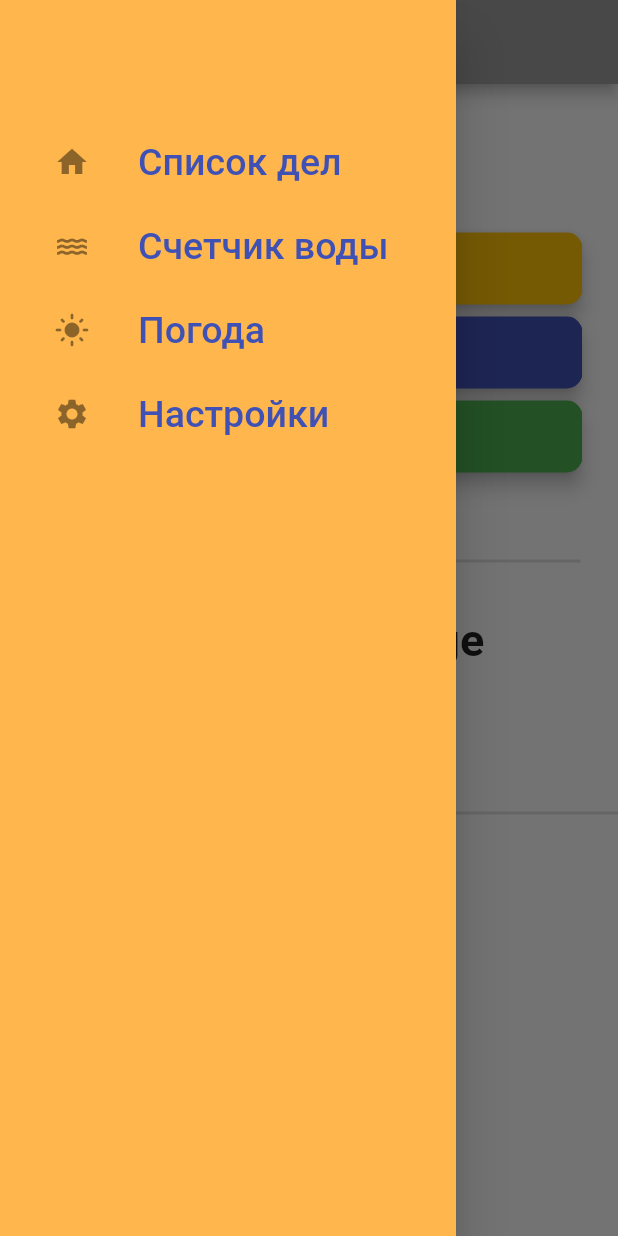
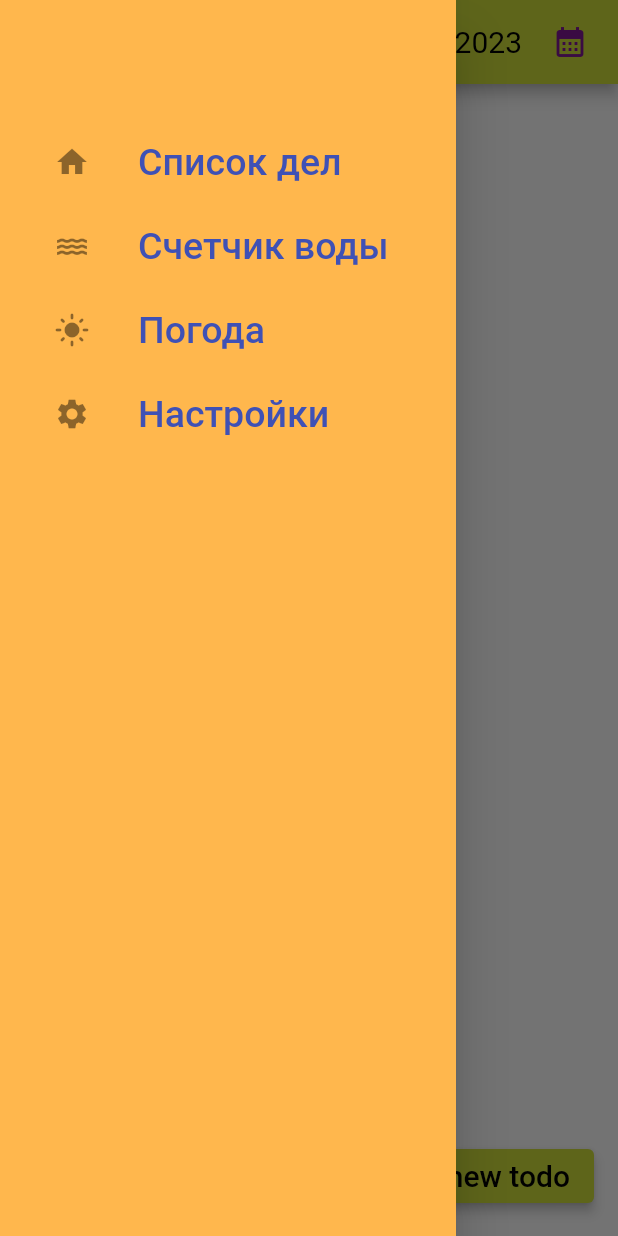
Before and after one commit to Gennadii85/MyFirstPet, a Flutter app: the screen it shows after launch, with the side drawer open, on a phone screen of 412 x 824 dp. Run offline on Flutter 3.47's test engine with Material 2 defaults, Android fonts, the phone set to English and light mode, and no system bars; our stand-ins replace hive_flutter, lite_rolling_switch, percent_indicator, shared_preferences, table_calendar; accounts and stored records are empty.

Commit message:
разбор полетов

```diff
--- a/pet/lib/main.dart
+++ b/pet/lib/main.dart
@@ -1,6 +1,5 @@
 import 'package:flutter/material.dart';
 import 'package:hive_flutter/hive_flutter.dart';
-import 'package:pet/settings.dart';
 import 'package:pet/todo/todolist.dart';
 
 void main() async {
@@ -19,7 +18,7 @@ class MyApp extends StatelessWidget {
     return MaterialApp(
       // debugShowCheckedModeBanner: false,
       theme: ThemeData(primarySwatch: Colors.blueGrey),
-      home: const Settings(),
+      home: const TodoList(),
     );
   }
 }
--- a/pet/lib/settings.dart
+++ b/pet/lib/settings.dart
@@ -10,16 +10,6 @@ class Settings extends StatefulWidget {
 
 class _SettingsState extends State<Settings> {
   var settingTheme = ThemeData(primarySwatch: Colors.grey);
-  String? selectedValue;
-  List<String> list = [
-    'english',
-    'russian',
-  ];
-  @override
-  void initState() {
-    super.initState();
-    selectedValue = list.first;
-  }
 
   setTheme(color) {
     setState(() {
@@ -35,6 +25,23 @@ class _SettingsState extends State<Settings> {
         drawer: const DrawerAppBar(),
         appBar: AppBar(
           title: const Text('Settings'),
+          actions: [
+            Padding(
+              padding: const EdgeInsets.all(10.0),
+              child: FilledButton(
+                  onPressed: () {
+                    // сохранение параметров
+                  },
+                  style: const ButtonStyle(
+                    backgroundColor: MaterialStatePropertyAll<Color>(
+                        Color.fromARGB(255, 93, 151, 199)),
+                  ),
+                  child: const Text(
+                    'Save',
+                    style: TextStyle(color: Colors.black, fontSize: 20),
+                  )),
+            )
+          ],
         ),
         body: Column(
           mainAxisAlignment: MainAxisAlignment.start,
@@ -79,39 +86,6 @@ class _SettingsState extends State<Settings> {
                 thickness: 2,
               ),
             ),
-            const Center(
-              child: Text(
-                'Choose language',
-                style: TextStyle(fontSize: 30, fontWeight: FontWeight.bold),
-              ),
-            ),
-            Padding(
-              padding: const EdgeInsets.all(20.0),
-              child: DropdownButton(
-                value: selectedValue,
-                dropdownColor: settingTheme.primaryColor,
-                isExpanded: false,
-                onChanged: (String? value) {
-                  setState(() {
-                    selectedValue = value!;
-                  });
-                },
-                items: list.map((list) {
-                  return DropdownMenuItem<String>(
-                    alignment: AlignmentDirectional.center,
-                    value: list,
-                    child: Text(
-                      list,
-                      style: const TextStyle(fontSize: 24),
-                    ),
-                  );
-                }).toList(),
-              ),
-            ),
-            const Divider(
-              height: 20,
-              thickness: 2,
-            ),
           ],
         ),
       ),
@@ -142,20 +116,20 @@ class _ColorThemeState extends State<ColorTheme> {
       color: widget.color,
       elevation: 5,
       shape: RoundedRectangleBorder(borderRadius: BorderRadius.circular(10)),
-      child: SizedBox(
-        width: double.infinity,
-        child: TextButton(
-          style: ButtonStyle(
-            backgroundColor: MaterialStatePropertyAll<Color>(widget.color),
+      child: Row(
+        mainAxisAlignment: MainAxisAlignment.spaceBetween,
+        children: [
+          Container(
+            padding: const EdgeInsets.fromLTRB(60, 0, 0, 0),
+            child: Text(widget.namecolor),
           ),
-          onPressed: () {
-            widget.coolbackTheme(widget.color);
-          },
-          child: Text(
-            widget.namecolor,
-            style: const TextStyle(fontSize: 20, color: Colors.black),
+          IconButton(
+            onPressed: () {
+              widget.coolbackTheme(widget.color);
+            },
+            icon: const Icon(Icons.done_outline),
           ),
-        ),
+        ],
       ),
     );
   }
```
